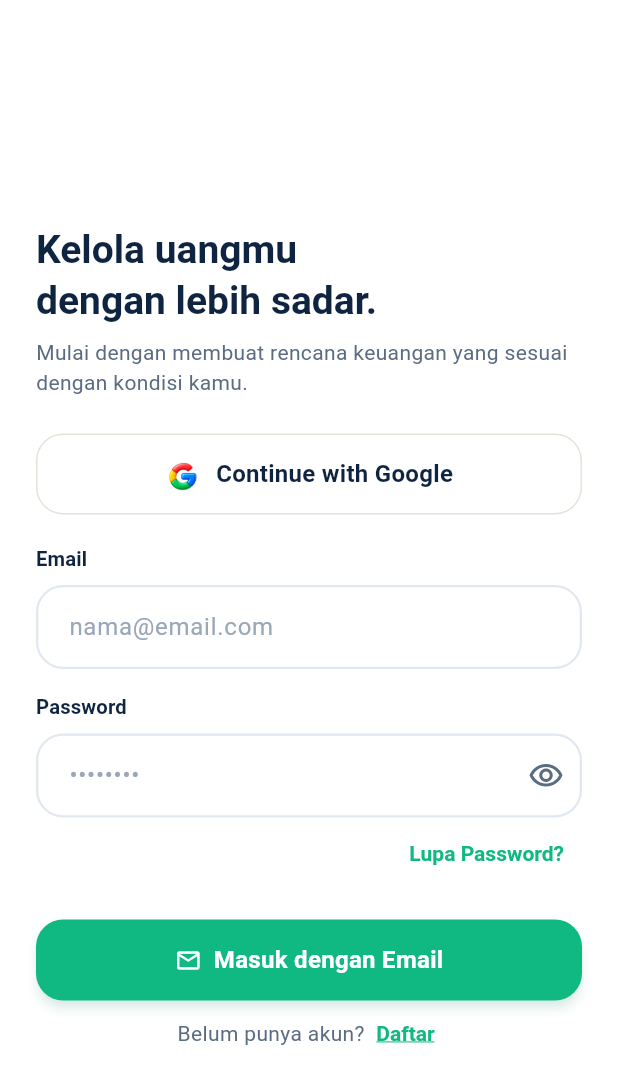
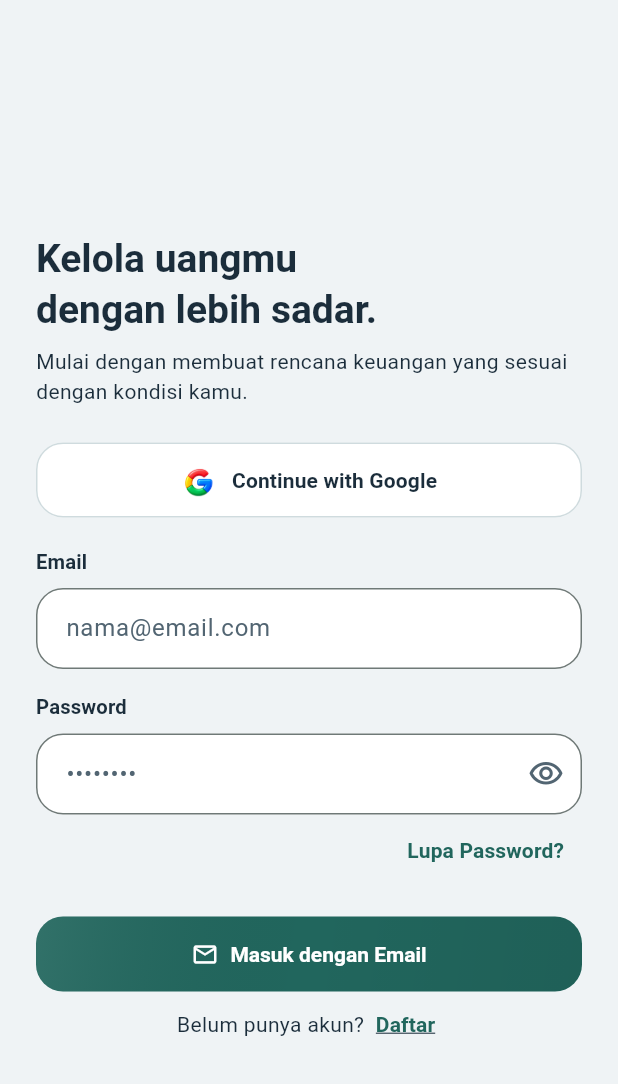
Before and after one commit to BayuFirmansyah00/Tahan-Dulu, a Flutter app: the screen it shows after launch, on a phone screen of 412 x 824 dp. Shown: the top 1084 px of the screen. Run offline on Flutter 3.47's test engine with Material 3 defaults, Android fonts, the phone set to English and light mode, and no system bars; our stand-ins replace equatable, firebase_core, firebase_messaging, flutter_local_notifications, flutter_riverpod, flutter_secure_storage and 10 more; missing offline and left inert: google_mlkit_text_recognition, liquid_glass_toolkit; accounts and stored records are empty.

Commit message:
feat(theme): add liquid glass rendering and persisted dark appearance

```diff
--- a/lib/app.dart
+++ b/lib/app.dart
@@ -56,10 +56,20 @@ class _TahanDuluAppState extends ConsumerState<TahanDuluApp> {
     });
 
     final router = ref.watch(goRouterProvider);
+    final reduceMotion = ref.watch(appPreferencesProvider.select((p) => p.reduceMotion));
     return MaterialApp.router(
       title: AppConstants.appName,
       debugShowCheckedModeBanner: false,
       theme: AppTheme.light,
+      darkTheme: AppTheme.dark,
+      themeAnimationDuration: reduceMotion ? Duration.zero : kThemeAnimationDuration,
+      builder: (context, child) {
+        final media = MediaQuery.of(context);
+        return MediaQuery(
+          data: media.copyWith(disableAnimations: media.disableAnimations || reduceMotion),
+          child: child!,
+        );
+      },
       themeMode: ref.watch(themeModeProvider),
       routerConfig: router,
     );
--- a/lib/core/theme/app_colors.dart
+++ b/lib/core/theme/app_colors.dart
@@ -1,66 +1,48 @@
 import 'package:flutter/material.dart';
 
-/// Warna utama TahanDulu.
-/// Modern vivid fintech: emerald menyala namun elegan, background
-/// putih bersih, dark navy typography, blue accent yang hidup.
 abstract final class AppColors {
-  // Primary — Vivid emerald (menyala, tetap elegan).
-  static const Color primary = Color(0xFF10B981);
-  static const Color primaryDark = Color(0xFF0B8A5F);
-  static const Color primarySoft = Color(0xFFD9F5E7);
+  static const Color primary = Color(0xFF21665D);
+  static const Color primaryDark = Color(0xFF174D49);
+  static const Color primarySoft = Color(0xFFDCEFE9);
 
-  /// Ujung terang untuk aksen gradient/highlight tombol primer.
-  static const Color primaryBright = Color(0xFF34D399);
+  static const Color primaryBright = Color(0xFF3E8177);
 
-  /// Glow lembut di bawah tombol primer (shadow).
-  static const Color primaryGlow = Color(0x4010B981);
+  static const Color primaryGlow = Color(0x3021665D);
 
-  // Secondary — Vivid blue accent.
-  static const Color secondary = Color(0xFF2E7CF6);
-  static const Color secondarySoft = Color(0xFFE3EDFE);
+  static const Color secondary = Color(0xFF405C82);
+  static const Color secondarySoft = Color(0xFFE1EAF6);
 
-  // Background & surface — Putih bersih agar menyatu dengan assets.
-  static const Color background = Color(0xFFFFFFFF);
+  static const Color background = Color(0xFFEFF3F5);
   static const Color surface = Color(0xFFFFFFFF);
-  static const Color surfaceVariant = Color(0xFFF1EFE9);
+  static const Color surfaceVariant = Color(0xFFE5EBEE);
 
-  /// Warm off-white untuk latar dashboard (editorial, tetap terang).
-  static const Color backgroundWarm = Color(0xFFF8FAFC);
+  static const Color backgroundWarm = Color(0xFFEFF3F5);
 
-  // Input fill — putih bersih untuk field modern.
   static const Color inputFill = Color(0xFFF4F4F5);
 
-  /// Isi field modern: putih agar kontras dengan border dan glow fokus.
-  /// [inputFill] lama dipertahankan untuk tile ikon yang memakainya.
   static const Color fieldFill = Color(0xFFFFFFFF);
 
-  /// Border field netral yang crisp.
-  static const Color fieldBorder = Color(0xFFE2E8F0);
+  static const Color fieldBorder = Color(0xFFBBC9D0);
 
-  // Tombol muted (Login/Register) — abu seperti desain.
   static const Color buttonMuted = Color(0xFFECECF0);
 
-  // Text — Dark navy.
-  static const Color textPrimary = Color(0xFF0F2440);
-  static const Color textSecondary = Color(0xFF5B6B82);
-  static const Color textDisabled = Color(0xFF9AA7B8);
+  static const Color textPrimary = Color(0xFF1B2D3B);
+  static const Color textSecondary = Color(0xFF526572);
+  static const Color textDisabled = Color(0xFF617480);
 
-  // Border & divider.
-  static const Color border = Color(0xFFE7E2D8);
-  static const Color divider = Color(0xFFEEEAE0);
+  static const Color border = Color(0xFFCFDBDE);
+  static const Color divider = Color(0xFFD7E1E3);
 
-  // Semantic (menyala namun tetap elegan).
-  static const Color success = Color(0xFF10B981);
-  static const Color warning = Color(0xFFF59E0B);
-  static const Color error = Color(0xFFF43F5E);
+  static const Color success = Color(0xFF21665D);
+  static const Color warning = Color(0xFF885516);
+  static const Color error = Color(0xFFAF3B50);
   static const Color onPrimary = Color(0xFFFFFFFF);
 
-  // Semantic soft backgrounds (pastel containers for icons & banners).
   static const Color successSoft = Color(0xFFD9F5E7);
   static const Color warningSoft = Color(0xFFFEF3C7);
   static const Color dangerSoft = Color(0xFFFEE2E2);
   static const Color infoSoft = Color(0xFFE8EFFE);
-  static const Color accentPurple = Color(0xFF8B5CF6);
+  static const Color accentPurple = Color(0xFF655382);
   static const Color accentPurpleSoft = Color(0xFFEEE9FE);
   static const Color accentTeal = Color(0xFF14B8A6);
 }
--- a/lib/core/theme/app_theme.dart
+++ b/lib/core/theme/app_theme.dart
@@ -4,175 +4,67 @@ import 'app_colors.dart';
 import 'app_radius.dart';
 import 'app_typography.dart';
 
-/// Centralized Material 3 theme TahanDulu.
-/// Modern vivid: tombol primer menyala dengan glow lembut, field putih
-/// bersih dengan border crisp dan fokus emerald yang hidup.
-/// Jangan gunakan warna hardcoded di widget — selalu via Theme.of(context).
 abstract final class AppTheme {
-  static ThemeData get light {
+  static final light = _build(Brightness.light);
+  static final dark = _build(Brightness.dark);
+
+  static ThemeData _build(Brightness brightness) {
+    final dark = brightness == Brightness.dark;
+    final canvas = dark ? const Color(0xff131c24) : AppColors.background;
     final scheme = ColorScheme.fromSeed(
-      seedColor: AppColors.primary,
-      primary: AppColors.primary,
-      secondary: AppColors.secondary,
-      surface: AppColors.surface,
-    ).copyWith(error: AppColors.error);
-
-    return ThemeData(
-      useMaterial3: true,
-      colorScheme: scheme,
-      scaffoldBackgroundColor: AppColors.background,
-      fontFamily: AppTypography.fontFamily,
-      textTheme: AppTypography.textTheme,
-      textSelectionTheme: const TextSelectionThemeData(
-        cursorColor: AppColors.primary,
-        selectionColor: AppColors.primarySoft,
-        selectionHandleColor: AppColors.primary,
-      ),
-      appBarTheme: const AppBarTheme(
-        backgroundColor: AppColors.background,
-        foregroundColor: AppColors.textPrimary,
-        elevation: 0,
-        centerTitle: true,
-      ),
-
-      // Cards: rounded 16–20px + soft shadow.
-      cardTheme: CardThemeData(
-        color: AppColors.surface,
-        elevation: 0,
-        margin: EdgeInsets.zero,
-        shape: RoundedRectangleBorder(
-          borderRadius: AppRadius.cardLarge,
-          side: const BorderSide(color: AppColors.border),
-        ),
-      ),
-
-      // Buttons: vivid primer + glow, ekstra rounded, tegas.
-      elevatedButtonTheme: ElevatedButtonThemeData(
-        style: ElevatedButton.styleFrom(
-          backgroundColor: AppColors.primary,
-          foregroundColor: AppColors.onPrimary,
-          disabledBackgroundColor: const Color(0xFFE6EBF0),
-          disabledForegroundColor: AppColors.textDisabled,
-          minimumSize: const Size.fromHeight(54),
-          textStyle: const TextStyle(
-            fontSize: 16,
-            fontWeight: FontWeight.w700,
-            letterSpacing: 0.2,
-          ),
-          shape: RoundedRectangleBorder(borderRadius: AppRadius.button),
-          elevation: 3,
-          shadowColor: AppColors.primaryGlow,
-        ),
-      ),
-      outlinedButtonTheme: OutlinedButtonThemeData(
-        style: OutlinedButton.styleFrom(
-          foregroundColor: AppColors.primary,
-          disabledForegroundColor: AppColors.textDisabled,
-          minimumSize: const Size.fromHeight(54),
-          textStyle: const TextStyle(
-            fontSize: 16,
-            fontWeight: FontWeight.w700,
-            letterSpacing: 0.2,
-          ),
-          side: const BorderSide(color: AppColors.primary, width: 1.5),
-          shape: RoundedRectangleBorder(borderRadius: AppRadius.button),
-        ),
-      ),
-      textButtonTheme: TextButtonThemeData(
-        style: TextButton.styleFrom(
-          foregroundColor: AppColors.primary,
-          textStyle: const TextStyle(fontWeight: FontWeight.w700, fontSize: 14),
-        ),
-      ),
-
-      // Inputs: putih bersih, border crisp, fokus hidup + label tegas.
-      inputDecorationTheme: InputDecorationTheme(
-        filled: true,
-        fillColor: AppColors.fieldFill,
-        hintStyle: const TextStyle(color: AppColors.textDisabled),
-        labelStyle: const TextStyle(
-          color: AppColors.textPrimary,
-          fontWeight: FontWeight.w600,
-          fontSize: 13.5,
-        ),
-        floatingLabelStyle: const TextStyle(
-          color: AppColors.primary,
-          fontWeight: FontWeight.w700,
-          fontSize: 14,
-        ),
-        helperStyle: const TextStyle(color: AppColors.textSecondary),
-        errorStyle: const TextStyle(
-          color: AppColors.error,
-          fontWeight: FontWeight.w500,
-          fontSize: 12.5,
-        ),
-        prefixIconColor: AppColors.textSecondary,
-        suffixIconColor: AppColors.textSecondary,
-        contentPadding: const EdgeInsets.symmetric(
-          horizontal: 18,
-          vertical: 16,
-        ),
-        border: OutlineInputBorder(
-          borderRadius: AppRadius.button,
-          borderSide: const BorderSide(
-            color: AppColors.fieldBorder,
-            width: 1.5,
-          ),
-        ),
-        enabledBorder: OutlineInputBorder(
-          borderRadius: AppRadius.button,
-          borderSide: const BorderSide(
-            color: AppColors.fieldBorder,
-            width: 1.5,
-          ),
-        ),
-        focusedBorder: OutlineInputBorder(
-          borderRadius: AppRadius.button,
-          borderSide: const BorderSide(color: AppColors.primary, width: 2),
-        ),
-        errorBorder: OutlineInputBorder(
-          borderRadius: AppRadius.button,
-          borderSide: const BorderSide(color: AppColors.error, width: 1.5),
-        ),
-        focusedErrorBorder: OutlineInputBorder(
-          borderRadius: AppRadius.button,
-          borderSide: const BorderSide(color: AppColors.error, width: 2),
-        ),
-        disabledBorder: OutlineInputBorder(
-          borderRadius: AppRadius.button,
-          borderSide: const BorderSide(color: AppColors.fieldBorder),
-        ),
-      ),
-
-      // Toggle & pilihan: aksen vivid yang konsisten dengan tombol.
-      switchTheme: SwitchThemeData(
-        thumbColor: WidgetStateProperty.resolveWith(
-          (states) => states.contains(WidgetState.selected)
-              ? Colors.white
-              : AppColors.textDisabled,
-        ),
-        trackColor: WidgetStateProperty.resolveWith(
-          (states) => states.contains(WidgetState.selected)
-              ? AppColors.primary
-              : const Color(0xFFE2E8F0),
-        ),
-        trackOutlineColor: const WidgetStatePropertyAll(Colors.transparent),
-      ),
-      checkboxTheme: CheckboxThemeData(
-        fillColor: WidgetStateProperty.resolveWith(
-          (states) => states.contains(WidgetState.selected)
-              ? AppColors.primary
-              : Colors.transparent,
-        ),
-        checkColor: const WidgetStatePropertyAll(Colors.white),
-        side: const BorderSide(color: AppColors.fieldBorder, width: 1.5),
-        shape: RoundedRectangleBorder(borderRadius: BorderRadius.circular(6)),
-      ),
-      radioTheme: const RadioThemeData(
-        fillColor: WidgetStatePropertyAll(AppColors.primary),
-      ),
-
-      dividerTheme: const DividerThemeData(color: AppColors.divider),
+      seedColor: AppColors.primary, brightness: brightness,
+      primary: dark ? const Color(0xff9bdace) : AppColors.primary,
+      secondary: dark ? const Color(0xffb7cfed) : AppColors.secondary,
+      tertiary: dark ? const Color(0xffd3beef) : AppColors.accentPurple,
+      surface: dark ? const Color(0xff202d38) : AppColors.surface,
+      onSurface: dark ? const Color(0xffedf4f6) : AppColors.textPrimary,
+      onSurfaceVariant: dark ? const Color(0xffbfccd3) : AppColors.textSecondary,
+      outlineVariant: dark ? const Color(0xff45525c) : AppColors.border,
+      error: dark ? const Color(0xffffacb8) : AppColors.error,
+    );
+    final outline = BorderSide(color: scheme.outlineVariant);
+    final shape = RoundedRectangleBorder(borderRadius: AppRadius.cardLarge, side: outline);
+    final field = OutlineInputBorder(borderRadius: AppRadius.button, borderSide: BorderSide(color: scheme.outline));
+    final base = ThemeData(useMaterial3: true, colorScheme: scheme);
+    final text = base.textTheme.merge(AppTypography.textTheme).apply(
+      bodyColor: scheme.onSurface, displayColor: scheme.onSurface,
+    );
+    return base.copyWith(
+      textTheme: text.copyWith(bodySmall: text.bodySmall?.copyWith(color: scheme.onSurfaceVariant)),
+      scaffoldBackgroundColor: canvas, dividerColor: scheme.outlineVariant,
+      appBarTheme: AppBarTheme(backgroundColor: canvas, foregroundColor: scheme.onSurface,
+        elevation: 0, scrolledUnderElevation: 0, centerTitle: true, titleTextStyle: text.titleLarge),
+      cardTheme: CardThemeData(color: scheme.surface, margin: EdgeInsets.zero, elevation: 0, shape: shape),
+      elevatedButtonTheme: ElevatedButtonThemeData(style: ElevatedButton.styleFrom(
+        backgroundColor: scheme.primary, foregroundColor: scheme.onPrimary,
+        minimumSize: const Size.fromHeight(50), elevation: 0,
+        textStyle: text.labelLarge?.copyWith(fontWeight: FontWeight.w700),
+        shape: RoundedRectangleBorder(borderRadius: AppRadius.button),
+      ).copyWith(backgroundBuilder: (context, states, child) => DecoratedBox(
+        decoration: BoxDecoration(borderRadius: AppRadius.button,
+          gradient: states.contains(WidgetState.disabled) ? null : const LinearGradient(
+            begin: Alignment.topLeft, end: Alignment.bottomRight,
+            colors: [Color(0x13ffffff), Colors.transparent, Color(0x10000000)])),
+        child: child ?? const SizedBox.shrink()))),
+      outlinedButtonTheme: OutlinedButtonThemeData(style: OutlinedButton.styleFrom(
+        minimumSize: const Size.fromHeight(50), side: outline,
+        backgroundColor: scheme.surface, foregroundColor: scheme.primary,
+        shape: RoundedRectangleBorder(borderRadius: AppRadius.button))),
+      iconButtonTheme: IconButtonThemeData(style: IconButton.styleFrom(minimumSize: const Size.square(48))),
+      floatingActionButtonTheme: FloatingActionButtonThemeData(backgroundColor: scheme.primary,
+        foregroundColor: scheme.onPrimary, elevation: 3, shape: const StadiumBorder()),
+      chipTheme: base.chipTheme.copyWith(shape: const StadiumBorder(), side: outline,
+        selectedColor: scheme.primaryContainer, backgroundColor: scheme.surface),
+      inputDecorationTheme: InputDecorationTheme(filled: true, fillColor: scheme.surface,
+        border: field, enabledBorder: field,
+        focusedBorder: field.copyWith(borderSide: BorderSide(color: scheme.primary, width: 2)),
+        hintStyle: TextStyle(color: scheme.onSurfaceVariant), errorMaxLines: 3,
+        contentPadding: const EdgeInsets.symmetric(horizontal: 16, vertical: 15)),
+      dialogTheme: DialogThemeData(backgroundColor: scheme.surface, shape: shape, elevation: 3),
+      bottomSheetTheme: BottomSheetThemeData(backgroundColor: scheme.surface,
+        modalBackgroundColor: scheme.surface, clipBehavior: Clip.antiAlias,
+        shape: RoundedRectangleBorder(borderRadius: AppRadius.sheet, side: outline)),
+      progressIndicatorTheme: ProgressIndicatorThemeData(color: scheme.primary, linearTrackColor: scheme.surfaceContainerHighest),
     );
   }
 }
--- /dev/null
+++ b/lib/core/theme/glass.dart
@@ -0,0 +1,74 @@
+import 'package:flutter/material.dart';
+import 'package:liquid_glass_toolkit/liquid_glass_toolkit.dart';
+
+import 'app_radius.dart';
+
+/// Permukaan daftar memakai dekorasi statis. Hanya panel mengambang mengambil
+/// sampel piksel latar melalui perender Liquid Glass.
+abstract final class Glass {
+  static const duration = Duration(milliseconds: 190);
+  static const curve = Curves.easeOutCubic;
+  static const capsule = BorderRadius.all(Radius.circular(32));
+
+  static bool accessible(BuildContext context) =>
+      MediaQuery.disableAnimationsOf(context) || MediaQuery.highContrastOf(context);
+
+  static Duration motion(BuildContext context) =>
+      accessible(context) ? Duration.zero : duration;
+
+  static BoxDecoration panel(BuildContext context, {BorderRadius? radius, Color? tint}) {
+    final scheme = Theme.of(context).colorScheme;
+    final base = tint ?? scheme.surface;
+    final solid = accessible(context);
+    return BoxDecoration(
+      borderRadius: radius ?? AppRadius.cardLarge,
+      color: solid ? base : null,
+      gradient: solid ? null : LinearGradient(
+        begin: Alignment.topLeft, end: Alignment.bottomRight,
+        colors: [
+          Color.alphaBlend(scheme.onSurface.withValues(alpha: .025), base),
+          base.withValues(alpha: .96),
+          Color.alphaBlend(scheme.secondary.withValues(alpha: .08), base),
+        ],
+        stops: const [0, .46, 1],
+      ),
+      border: Border.all(color: solid ? scheme.outline : scheme.outlineVariant),
+      boxShadow: solid ? null : const [BoxShadow(color: Color(0x0C163748), blurRadius: 10, offset: Offset(0, 3))],
+    );
+  }
+}
+
+enum GlassQuality { high, balanced, low }
+
+/// Profil seimbang menjadi bawaan. Mode tinggi mengaktifkan refraksi jika tersedia.
+class FloatingGlass extends StatelessWidget {
+  const FloatingGlass({super.key, required this.child, this.radius = Glass.capsule});
+  final Widget child;
+  final BorderRadius radius;
+  static const preset = String.fromEnvironment('GLASS_QUALITY', defaultValue: 'balanced');
+
+  @override
+  Widget build(BuildContext context) {
+    final scheme = Theme.of(context).colorScheme;
+    final quality = GlassQuality.values.asNameMap()[preset] ?? GlassQuality.balanced;
+    if (Glass.accessible(context) || quality == GlassQuality.low) {
+      return DecoratedBox(decoration: Glass.panel(context, radius: radius), child: child);
+    }
+    final high = quality == GlassQuality.high;
+    final dark = scheme.brightness == Brightness.dark;
+    return LiquidGlassSurface(
+      quality: high ? LiquidGlassQuality.premium : LiquidGlassQuality.standard,
+      foregroundColor: scheme.onSurface,
+      borderRadius: radius,
+      style: LiquidGlassStyle(
+        blur: high ? 14 : 8, opacity: dark ? .86 : .72,
+        tintColor: scheme.surface, borderColor: scheme.outlineVariant,
+        saturation: 1.05, highlightOpacity: dark ? .08 : .24,
+        rimLightIntensity: dark ? .12 : .24, specularIntensity: .16,
+        enableRefraction: high, refractionStrength: .17,
+        dispersion: .04, shadowBlur: 14, shadowOffset: const Offset(0, 4),
+      ),
+      child: child,
+    );
+  }
+}
--- a/lib/features/profile/presentation/providers/profile_providers.dart
+++ b/lib/features/profile/presentation/providers/profile_providers.dart
@@ -90,8 +90,11 @@ class AppPreferencesController extends Notifier<AppPreferences> {
   }
 
   Future<void> _loadFromStorage() async {
+    final userId = _userId;
+    final themeKey = _scopedKey('app_prefs_theme');
     try {
       final prefs = await SharedPreferences.getInstance();
+      if (!ref.mounted || userId != _userId) return;
       final scopedReduce = _scopedKey(_baseReduceMotion);
       final scopedNotif = _scopedKey(_baseInAppNotif);
       final scopedTips = _scopedKey(_baseShowTips);
@@ -126,7 +129,10 @@ class AppPreferencesController extends Notifier<AppPreferences> {
       final showInAppNotifications = prefs.getBool(scopedNotif) ?? true;
       final showTips = prefs.getBool(scopedTips) ?? true;
 
+      if (!ref.mounted || userId != _userId) return;
+      final theme = AppThemeChoice.values.asNameMap()[prefs.getString(themeKey)];
       state = state.copyWith(
+        theme: theme ?? state.theme,
         reduceMotion: reduceMotion,
         showInAppNotifications: showInAppNotifications,
         showTips: showTips,
@@ -136,9 +142,11 @@ class AppPreferencesController extends Notifier<AppPreferences> {
     }
   }
 
-  void setTheme(AppThemeChoice theme) {
-    if (theme == AppThemeChoice.dark) return; // Belum tersedia.
+  Future<void> setTheme(AppThemeChoice theme) async {
+    final key = _scopedKey('app_prefs_theme');
     state = state.copyWith(theme: theme);
+    final prefs = await SharedPreferences.getInstance();
+    await prefs.setString(key, theme.name);
   }
 
   Future<void> setReduceMotion(bool value) async {
@@ -178,7 +186,7 @@ final themeModeProvider = Provider<ThemeMode>((ref) {
     case AppThemeChoice.light:
       return ThemeMode.light;
     case AppThemeChoice.dark:
-      return ThemeMode.light; // Fallback aman: tema gelap belum ada.
+      return ThemeMode.dark;
   }
 });
 
--- a/lib/features/profile/presentation/screens/app_settings_screen.dart
+++ b/lib/features/profile/presentation/screens/app_settings_screen.dart
@@ -5,6 +5,7 @@ import '../../../../core/constants/app_assets.dart';
 import '../../../../core/constants/app_strings.dart';
 import '../../../../core/theme/app_colors.dart';
 import '../../../../core/widgets/app_image_icon.dart';
+import '../../../../data/models/app_preferences.dart';
 import '../providers/profile_providers.dart';
 import '../utils/profile_ui.dart';
 
@@ -38,6 +39,18 @@ class AppSettingsScreen extends ConsumerWidget {
                     title: AppStrings.appSettingsExperience,
                   ),
                   const SizedBox(height: 8),
+                  DropdownButtonFormField<AppThemeChoice>(
+                    initialValue: prefs.theme,
+                    key: ValueKey(prefs.theme),
+                    decoration: const InputDecoration(labelText: 'Tema tampilan'),
+                    items: const [
+                      DropdownMenuItem(value: AppThemeChoice.system, child: Text('Ikuti sistem')),
+                      DropdownMenuItem(value: AppThemeChoice.light, child: Text('Terang')),
+                      DropdownMenuItem(value: AppThemeChoice.dark, child: Text('Gelap')),
+                    ],
+                    onChanged: (value) { if (value != null) notifier.setTheme(value); },
+                  ),
+                  const SizedBox(height: 12),
                   _SwitchRow(
                     icon: Icons.animation_outlined,
                     iconForeground: AppColors.secondary,
--- a/pubspec.yaml
+++ b/pubspec.yaml
@@ -54,6 +54,7 @@ dependencies:
   flutter_local_notifications: ^23.0.1
   lottie: ^3.7.0
   shared_preferences: ^2.5.6
+  liquid_glass_toolkit: 1.0.0
 
 dev_dependencies:
   flutter_test:
```
Also changed, not shown: pubspec.lock.
